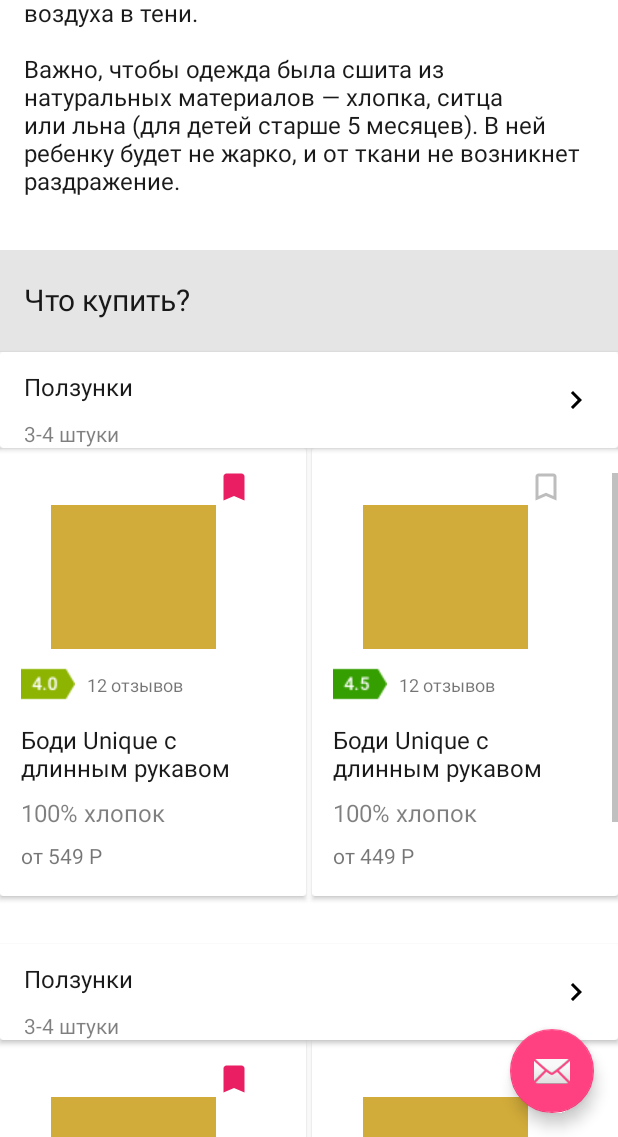
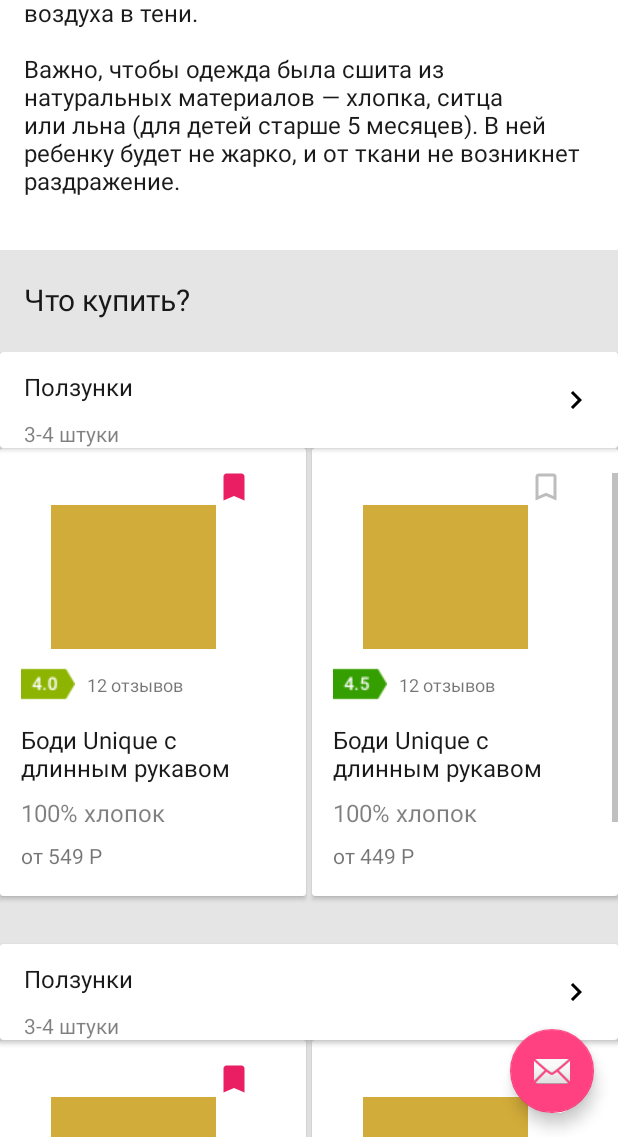
Before and after one commit to nafarya/MarketForMoms, an Android app: the fragment AdviceListViewImpl placed in its activity, scrolled down 1074 dp, on a phone screen of 412 x 824 dp, the part 99-1236 px from its top. Run offline under Robolectric (Android 15) with nearby library versions, the phone set to English and light mode, and no system bars; our stand-ins replace Picasso; 1 statement that could not run was skipped.

Commit message:
add background to advice_detail

```diff
--- a/app/src/main/res/layout/advice_detail.xml
+++ b/app/src/main/res/layout/advice_detail.xml
@@ -129,6 +129,12 @@
             android:text="@string/what_you_should_buy"
             android:textSize="20sp"
             android:textColor="#e5000000"/>
+
+        <LinearLayout
+            android:layout_width="match_parent"
+            android:layout_height="wrap_content"
+            android:orientation="vertical"
+            android:background="#1a000000">
 
             <android.support.v7.widget.CardView
                 android:layout_width="match_parent"
@@ -270,4 +276,5 @@
                 android:textColor="#e5000000"
                 android:background="@color/colorPrimary"/>
         </LinearLayout>
+    </LinearLayout>
 </ScrollView>
```
Lines whose indentation alone changed are shown as unchanged.
